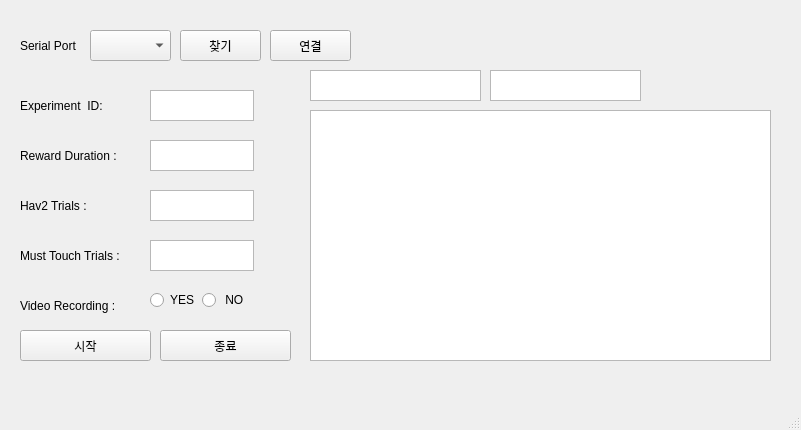
First picture: the form in port.ui, repository gi-ryong/operantchamber-project, before the edit.
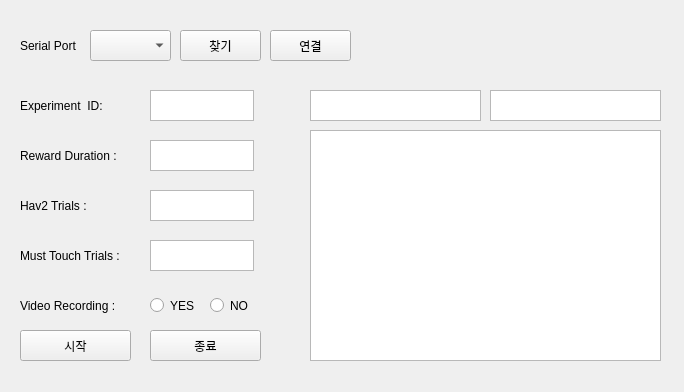
Second picture: the form after the edit.

The edit to the form file:
```diff
--- a/port.ui
+++ b/port.ui
@@ -6,8 +6,8 @@
    <rect>
     <x>0</x>
     <y>0</y>
-    <width>801</width>
-    <height>430</height>
+    <width>684</width>
+    <height>392</height>
    </rect>
   </property>
   <property name="windowTitle">
@@ -182,7 +182,7 @@
      <rect>
       <x>20</x>
       <y>330</y>
-      <width>131</width>
+      <width>111</width>
       <height>31</height>
      </rect>
     </property>
@@ -190,83 +190,76 @@
      <string>시작</string>
     </property>
    </widget>
-   <widget class="QWidget" name="box" native="true">
+   <widget class="QPushButton" name="end">
     <property name="geometry">
      <rect>
       <x>150</x>
-      <y>290</y>
-      <width>121</width>
-      <height>41</height>
+      <y>330</y>
+      <width>111</width>
+      <height>31</height>
      </rect>
     </property>
-    <layout class="QFormLayout" name="formLayout">
-     <item row="0" column="0">
+    <property name="text">
+     <string>종료</string>
+    </property>
+   </widget>
       <widget class="QRadioButton" name="yes_btn">
-       <property name="maximumSize">
-        <size>
-         <width>46</width>
-         <height>16777215</height>
-        </size>
+    <property name="geometry">
+     <rect>
+      <x>150</x>
+      <y>290</y>
+      <width>61</width>
+      <height>31</height>
+     </rect>
        </property>
        <property name="text">
         <string>YES</string>
        </property>
       </widget>
-     </item>
-     <item row="0" column="1">
       <widget class="QRadioButton" name="no_btn">
+    <property name="geometry">
+     <rect>
+      <x>210</x>
+      <y>290</y>
+      <width>61</width>
+      <height>31</height>
+     </rect>
+    </property>
        <property name="text">
-        <string> NO</string>
-       </property>
-      </widget>
-     </item>
-    </layout>
-   </widget>
-   <widget class="QTextEdit" name="text">
+     <string>NO</string>
+    </property>
+   </widget>
+   <widget class="QTextBrowser" name="text">
     <property name="geometry">
      <rect>
       <x>310</x>
-      <y>110</y>
-      <width>461</width>
-      <height>251</height>
+      <y>130</y>
+      <width>351</width>
+      <height>231</height>
      </rect>
     </property>
    </widget>
-   <widget class="QTextEdit" name="video_text">
+   <widget class="QTextBrowser" name="video_text">
     <property name="geometry">
      <rect>
       <x>310</x>
-      <y>70</y>
+      <y>90</y>
       <width>171</width>
       <height>31</height>
      </rect>
     </property>
    </widget>
-   <widget class="QTextEdit" name="ITI_text">
+   <widget class="QTextBrowser" name="ITI_text">
     <property name="geometry">
      <rect>
       <x>490</x>
-      <y>70</y>
-      <width>151</width>
+      <y>90</y>
+      <width>171</width>
       <height>31</height>
      </rect>
     </property>
    </widget>
-   <widget class="QPushButton" name="end">
-    <property name="geometry">
-     <rect>
-      <x>160</x>
-      <y>330</y>
-      <width>131</width>
-      <height>31</height>
-     </rect>
-    </property>
-    <property name="text">
-     <string>종료</string>
-    </property>
-   </widget>
-  </widget>
-  <widget class="QStatusBar" name="statusBar"/>
+  </widget>
  </widget>
  <resources/>
  <connections/>
```
Left out of the diff: 9 changed lines with no effect on the pictures. Lines whose indentation alone changed are shown as unchanged.
